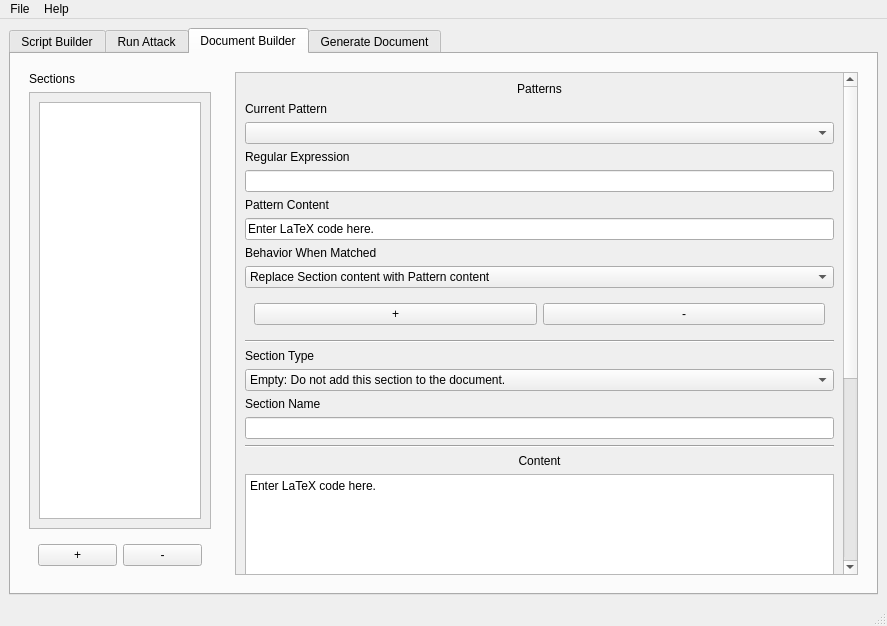
Before: the Qt Designer form App/UI/main.ui in ledbetterj1atwit/Senior-Project, drawn with Qt 5.
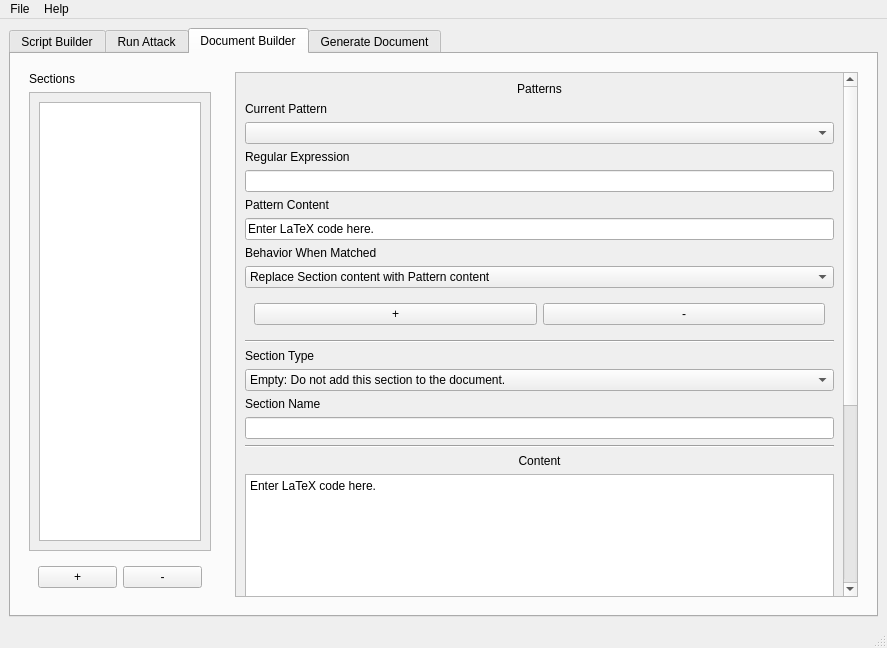
After: the same form once the commit is applied. The open tabs and pages were chosen to show the change. Icons and pictures are not drawn.

Commit message: Fix some issues with ADD pattern behavior, and make the rest of the ui work.

Patch:
```diff
--- a/App/UI/main.ui
+++ b/App/UI/main.ui
@@ -7,7 +7,7 @@
     <x>0</x>
     <y>0</y>
     <width>887</width>
-    <height>626</height>
+    <height>648</height>
    </rect>
   </property>
   <property name="windowTitle">
@@ -435,8 +435,8 @@
                <rect>
                 <x>0</x>
                 <y>0</y>
-                <width>180</width>
-                <height>428</height>
+                <width>98</width>
+                <height>91</height>
                </rect>
               </property>
               <layout class="QVBoxLayout" name="verticalLayout_4">
@@ -490,7 +490,7 @@
                <rect>
                 <x>0</x>
                 <y>0</y>
-                <width>602</width>
+                <width>455</width>
                 <height>826</height>
                </rect>
               </property>
```
Left out of the diff: 8 changed lines with no effect on the pictures. The commit also changes 1 other file.
